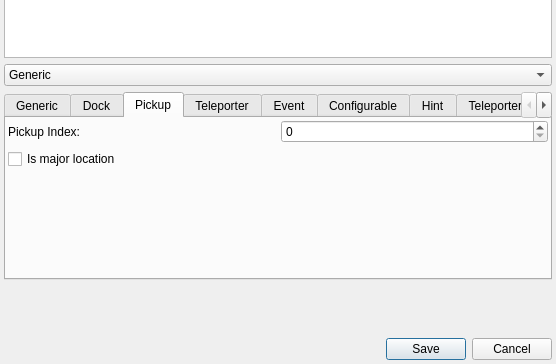
The window that randovania/gui/ui_files/node_details_popup.ui (randovania/randovania) describes before a commit, drawn with Qt 5; both pictures show x 0 to 556 and y 334 to 698 of the 556 by 698 pixel window.
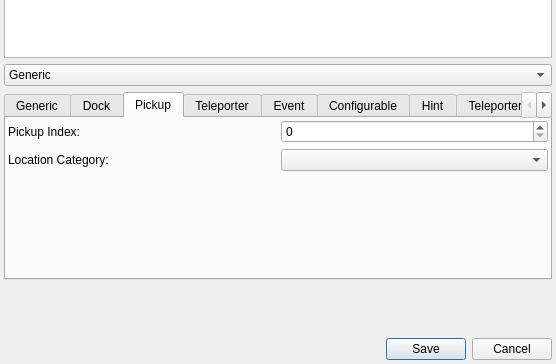
The same window after the commit. The open tabs and pages were chosen to show the change.

Commit message: Add LocationCategory enum

The edit to the form file:
```diff
--- a/randovania/gui/ui_files/node_details_popup.ui
+++ b/randovania/gui/ui_files/node_details_popup.ui
@@ -439,10 +439,10 @@
        <property name="bottomMargin">
         <number>2</number>
        </property>
-       <item row="1" column="0" colspan="2">
-        <widget class="QCheckBox" name="major_location_check">
+       <item row="1" column="0">
+        <widget class="QLabel" name="location_category_label">
          <property name="text">
-          <string>Is major location</string>
+          <string>Location Category:</string>
          </property>
         </widget>
        </item>
@@ -453,6 +453,9 @@
          </property>
         </widget>
        </item>
+       <item row="1" column="1">
+        <widget class="QComboBox" name="location_category_combo"/>
+       </item>
        <item row="0" column="0">
         <widget class="QLabel" name="pickup_index_label">
          <property name="text">
```
Left out of the diff: 2 changed lines with no effect on the pictures. The commit also changes 24 other files.
